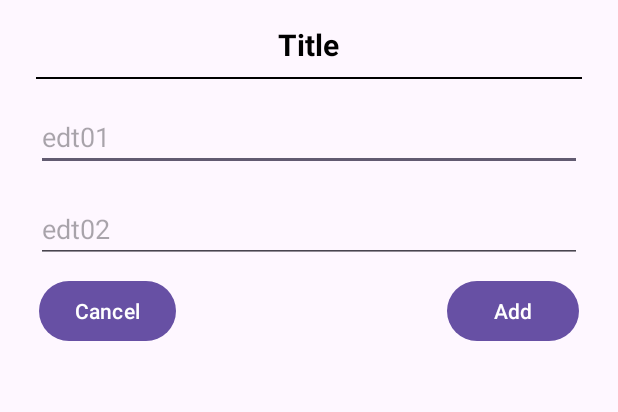
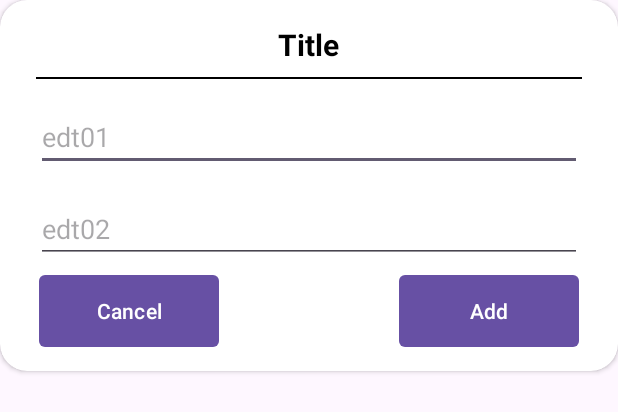
Before and after one commit to arifbaust10/Attandance-App, an Android app: the layout dialog.xml on its own in the app's theme, with its tools: preview values and no code run, on a phone screen of 412 x 824 dp. Shown: the top 412 px of the screen. Run offline under Robolectric (Android 15) with nearby library versions, the phone set to English and light mode, and no system bars.

Commit message:
five commit (before database)

```diff
--- a/app/src/main/java/com/example/attandanceapp/StudentActivity.java
+++ b/app/src/main/java/com/example/attandanceapp/StudentActivity.java
@@ -102,6 +102,6 @@ public class StudentActivity extends AppCompatActivity {
 
     private void addStudent(String roll, String name) {
         studentItems.add(new StudentItem(roll, name));
-        adapter.notifyItemChanged(studentItems.size() - 1);
+        adapter.notifyDataSetChanged();
     }
 }
--- /dev/null
+++ b/app/src/main/res/drawable/rounded_button_colored.xml
@@ -0,0 +1,12 @@
+<?xml version="1.0" encoding="utf-8"?>
+<shape
+    xmlns:android="http://schemas.android.com/apk/res/android"
+    android:shape="rectangle">
+    <solid
+        android:color="#0DB7CC"
+        />
+    <size android:width="72dp"
+        android:height="48dp"/>
+    <corners android:radius="4dp"/>
+
+</shape>
--- a/app/src/main/res/layout/class_item.xml
+++ b/app/src/main/res/layout/class_item.xml
@@ -1,8 +1,16 @@
 <?xml version="1.0" encoding="utf-8"?>
-<RelativeLayout xmlns:android="http://schemas.android.com/apk/res/android"
+<androidx.cardview.widget.CardView xmlns:android="http://schemas.android.com/apk/res/android"
     android:layout_width="match_parent"
+    xmlns:app="http://schemas.android.com/apk/res-auto"
+    app:cardCornerRadius="4dp"
+    android:layout_marginTop="8dp"
+    android:layout_marginRight="8dp"
+    android:layout_marginLeft="8dp"
     android:layout_height="96dp">
 
+    <RelativeLayout
+        android:layout_width="match_parent"
+        android:layout_height="match_parent">
         <LinearLayout
             android:padding="16dp"
             android:layout_centerVertical="true"
@@ -30,3 +38,6 @@
         </LinearLayout>
 
     </RelativeLayout>
+
+
+</androidx.cardview.widget.CardView>
--- a/app/src/main/res/layout/dialog.xml
+++ b/app/src/main/res/layout/dialog.xml
@@ -1,8 +1,10 @@
 <?xml version="1.0" encoding="utf-8"?>
-<LinearLayout xmlns:android="http://schemas.android.com/apk/res/android"
+<androidx.cardview.widget.CardView xmlns:android="http://schemas.android.com/apk/res/android"
+    xmlns:app="http://schemas.android.com/apk/res-auto"
     android:orientation="vertical"
+    app:cardCornerRadius="18dp"
     android:layout_width="match_parent"
-    android:layout_height="match_parent">
+    android:layout_height="wrap_content">
 
     <LinearLayout
         android:padding="16dp"
@@ -45,23 +47,39 @@
             android:layout_width="match_parent"
             android:layout_height="wrap_content"
             >
+            <LinearLayout
+                android:layout_width="match_parent"
+                android:layout_height="wrap_content"
+                >
+
+
                 <Button
+                    android:layout_weight="0.33"
                     android:id="@+id/cancel_btn"
                     android:layout_marginLeft="10dp"
-                android:layout_width="wrap_content"
+                    android:layout_width="0dp"
                     android:layout_height="wrap_content"
+                    android:background="@drawable/rounded_button_colored"
                     android:text="Cancel"
                     />
+                <TextView
+                    android:layout_width="0dp"
+                    android:layout_height="wrap_content"
+                    android:layout_weight="0.33" />
 
                 <Button
                     android:id="@+id/add_btn"
+                    android:layout_weight="0.33"
+
                     android:layout_marginRight="10dp"
-                android:layout_alignParentRight="true"
-                android:layout_width="wrap_content"
+                    android:layout_width="0dp"
                     android:layout_height="wrap_content"
+                    android:background="@drawable/rounded_button_colored"
                     android:text="Add"
                     />
 
+
+            </LinearLayout>
         </RelativeLayout>
 
     </LinearLayout>
@@ -69,4 +87,4 @@
 
 
 
-</LinearLayout>
+</androidx.cardview.widget.CardView>
```
Lines whose indentation alone changed are shown as unchanged.
